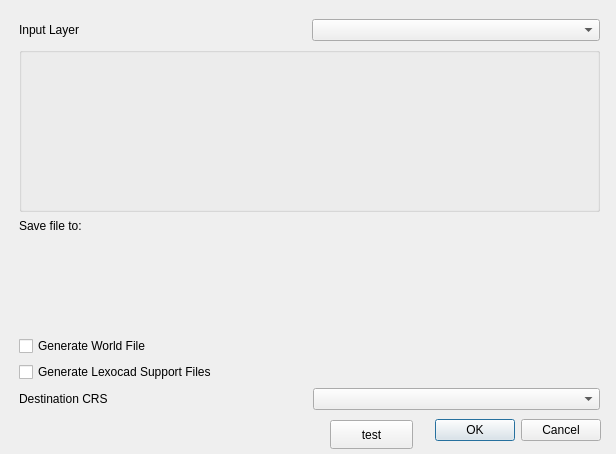
Above: raster_cutter_dialog_base.ui from geometalab/qgis-raster-cutter before the change. Below: the same form after it.
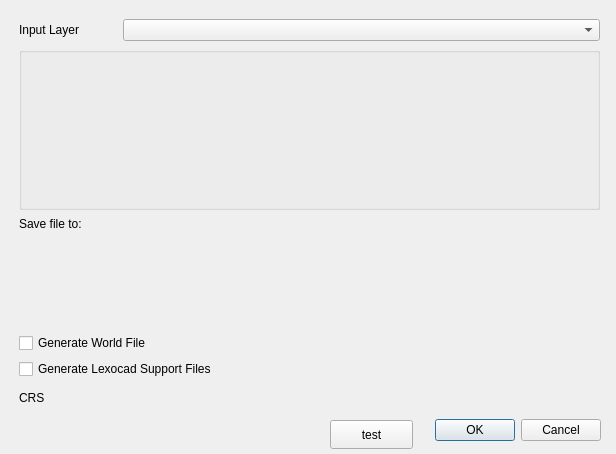
That is the form after the change. Custom widgets are drawn as their Qt base class.

```diff
--- a/raster_cutter_dialog_base.ui
+++ b/raster_cutter_dialog_base.ui
@@ -51,7 +51,7 @@
        <widget class="QLabel" name="layer_label">
         <property name="maximumSize">
          <size>
-          <width>16777215</width>
+          <width>100</width>
           <height>30</height>
          </size>
         </property>
@@ -116,13 +116,44 @@
      <layout class="QHBoxLayout" name="horizontalLayout_2">
       <item>
        <widget class="QLabel" name="label">
+        <property name="sizePolicy">
+         <sizepolicy hsizetype="Fixed" vsizetype="Preferred">
+          <horstretch>0</horstretch>
+          <verstretch>0</verstretch>
+         </sizepolicy>
+        </property>
+        <property name="maximumSize">
+         <size>
+          <width>100</width>
+          <height>16777215</height>
+         </size>
+        </property>
         <property name="text">
-         <string>Destination CRS</string>
+         <string>CRS</string>
         </property>
        </widget>
       </item>
       <item>
-       <widget class="QComboBox" name="crs_combobox"/>
+       <widget class="QgsProjectionSelectionWidget" name="proj_selection">
+        <property name="sizePolicy">
+         <sizepolicy hsizetype="MinimumExpanding" vsizetype="Minimum">
+          <horstretch>0</horstretch>
+          <verstretch>0</verstretch>
+         </sizepolicy>
+        </property>
+        <property name="minimumSize">
+         <size>
+          <width>100</width>
+          <height>0</height>
+         </size>
+        </property>
+        <property name="maximumSize">
+         <size>
+          <width>500</width>
+          <height>25</height>
+         </size>
+        </property>
+       </widget>
       </item>
      </layout>
     </item>
@@ -165,6 +196,11 @@
    <extends>QComboBox</extends>
    <header>qgsmaplayercombobox.h</header>
   </customwidget>
+  <customwidget>
+   <class>QgsProjectionSelectionWidget</class>
+   <extends>QWidget</extends>
+   <header>qgsprojectionselectionwidget.h</header>
+  </customwidget>
  </customwidgets>
  <resources/>
  <connections>
```
